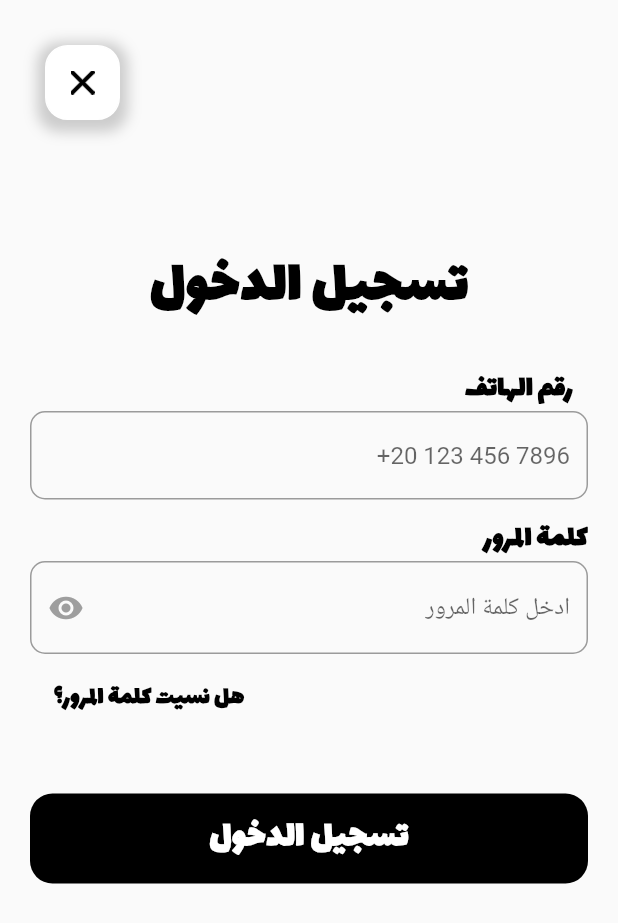
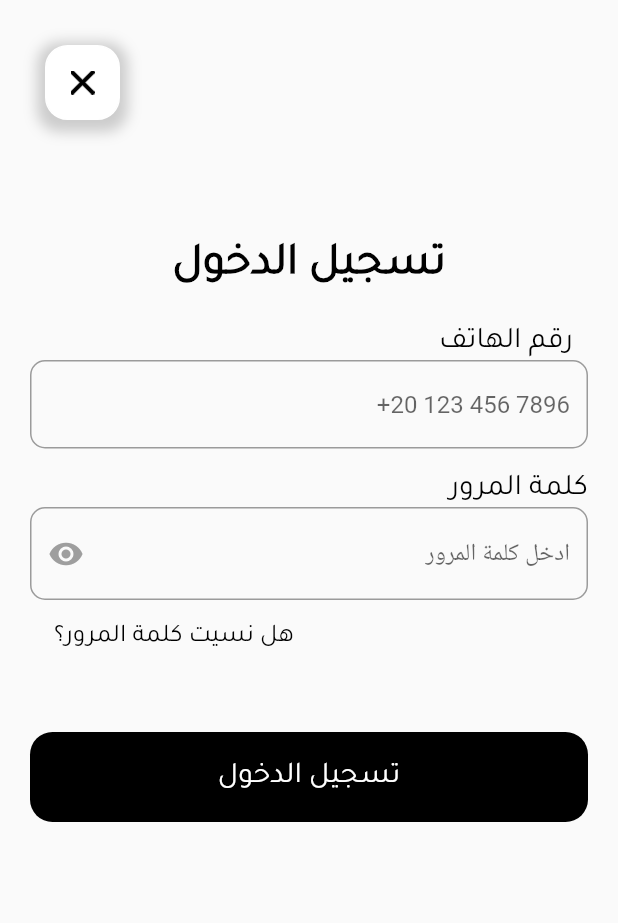
Before and after one commit to Asmaa933/Hodom-Task, a Flutter app: the screen it shows after launch, after a tap on "تسجيل الدخول كمتسوق", on a phone screen of 412 x 824 dp. Shown: the top 923 px of the screen. Run offline on Flutter 3.47's test engine with Material 2 defaults, Android fonts, the phone set to English and light mode, and no system bars; our stand-ins replace cached_network_image; missing offline and left inert: ff_navigation_bar; network calls fail.

Commit message:
change font and resizing
change font to tajawal

```diff
--- a/lib/Views/LoginView.dart
+++ b/lib/Views/LoginView.dart
@@ -18,7 +18,8 @@ class LoginView extends StatelessWidget {
             closeButtonBuilder(context),
             addHeightSizedBox(80),
             Center(
-              child: buildText(40, 'تسجيل الدخول', Colors.black),
+              child: buildText(30, 'تسجيل الدخول', Colors.black,
+                  fontWeight: FontWeight.bold),
             ),
             addHeightSizedBox(20),
             CheckAuth(),
@@ -92,7 +93,7 @@ class _CheckAuthState extends State<CheckAuth> {
               hintText: '+20 123 456 7896',
             ),
           ),
-          addHeightSizedBox(10),
+          addHeightSizedBox(15),
           buildText(20, 'كلمة المرور', Colors.black),
           TextField(
             textAlign: TextAlign.end,
@@ -116,7 +117,6 @@ class _CheckAuthState extends State<CheckAuth> {
               ),
             ),
           ),
-          addHeightSizedBox(5),
           Align(
             alignment: Alignment.centerLeft,
             child: FlatButton(
@@ -138,7 +138,7 @@ class _CheckAuthState extends State<CheckAuth> {
               onPressed: () {
                 signInForUser();
               },
-              child: buildText(25, 'تسجيل الدخول', Colors.white),
+              child: buildText(20, 'تسجيل الدخول', Colors.white),
             ),
           ),
         ],
@@ -159,9 +159,9 @@ class _CheckAuthState extends State<CheckAuth> {
         Navigator.of(context).pushNamed(ScreenRoutes.homeView);
       } else {
         var errorLogin = Status.fromJson(data);
-        showAlertDialog(context, 'خطأ', errorLogin.message);
+        // showAlertDialog(context, 'خطأ', errorLogin.message);
         //remove to pass not having cred
-        //  Navigator.of(context).pushNamed(ScreenRoutes.homeView);
+        Navigator.of(context).pushNamed(ScreenRoutes.homeView);
       }
     }
   }
--- a/lib/Views/WelcomeView.dart
+++ b/lib/Views/WelcomeView.dart
@@ -16,7 +16,8 @@ class WelcomeView extends StatelessWidget {
             child: Column(
               mainAxisAlignment: MainAxisAlignment.end,
               children: [
-                buildText(45, 'اهلاً بك في هدوم', Colors.white),
+                buildText(45, 'اهلاً بك في هدوم', Colors.white,
+                    fontWeight: FontWeight.bold),
                 dividerLine(),
                 addHeightSizedBox(30),
                 LoginButtonBuilder(),
@@ -43,7 +44,7 @@ class LoginButtonBuilder extends StatelessWidget {
         shape: RoundedRectangleBorder(
           borderRadius: BorderRadius.circular(10),
         ),
-        child: buildText(25, 'تسجيل الدخول كمتسوق', Colors.black),
+        child: buildText(20, 'تسجيل الدخول كمتسوق', Colors.black),
         color: Colors.white,
         onPressed: () {
           Navigator.of(context).pushNamed(ScreenRoutes.loginView);
@@ -70,7 +71,7 @@ class FaceBookButtonBuilder extends StatelessWidget {
           children: [
             buildText(20, 'تسجيل دخول كعميل عبر الفيسبوك', Colors.white),
             SizedBox(
-              width: 25,
+              width: 15,
             ),
             Image.asset('images/facebook.png'),
           ],
--- a/lib/WidgetsBuilder.dart
+++ b/lib/WidgetsBuilder.dart
@@ -8,15 +8,15 @@ DecorationImage backgroundImage() {
 }
 
 Text buildText(double fontSize, String text, Color color,
-    {textAlign = TextAlign.start}) {
+    {textAlign = TextAlign.start, fontWeight = FontWeight.normal}) {
   return Text(
     text,
     textAlign: textAlign,
     style: TextStyle(
-      fontFamily: 'Lalezar',
+      fontFamily: 'Tajawal',
       fontSize: fontSize,
+      fontWeight: fontWeight,
       color: color,
-      fontWeight: FontWeight.bold,
     ),
   );
 }
--- a/pubspec.yaml
+++ b/pubspec.yaml
@@ -54,6 +54,6 @@ flutter:
      - images/
 
   fonts:
-     - family: Lalezar
+     - family: Tajawal
        fonts:
-         - asset: fonts/Lalezar-Regular.ttf
+         - asset: fonts/Tajawal-Regular.ttf
```
Also changed, not shown: lib/Views/HomeView.dart (+8 -11 lines), fonts/Lalezar-Regular.ttf (deleted), fonts/Tajawal-Regular.ttf (added).
